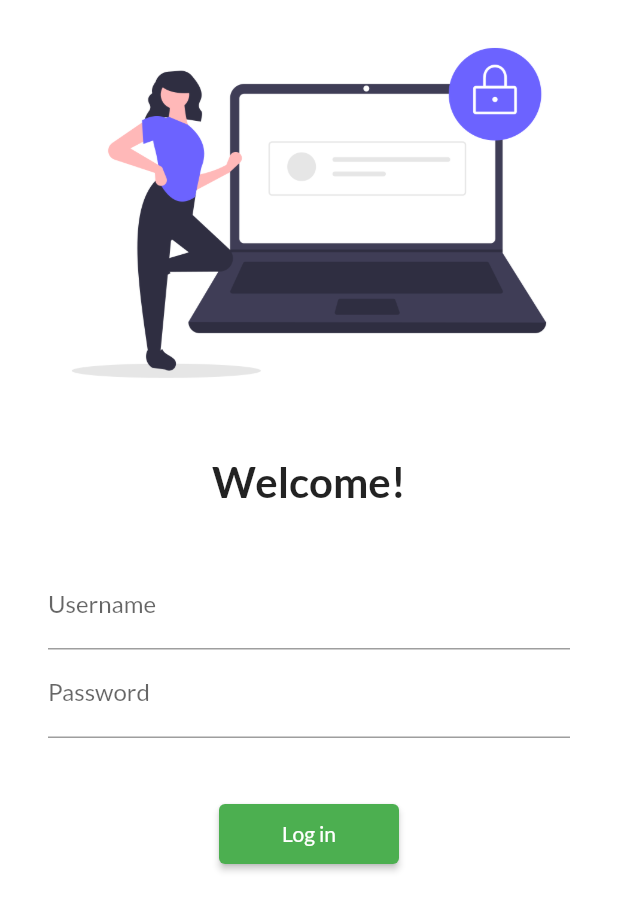
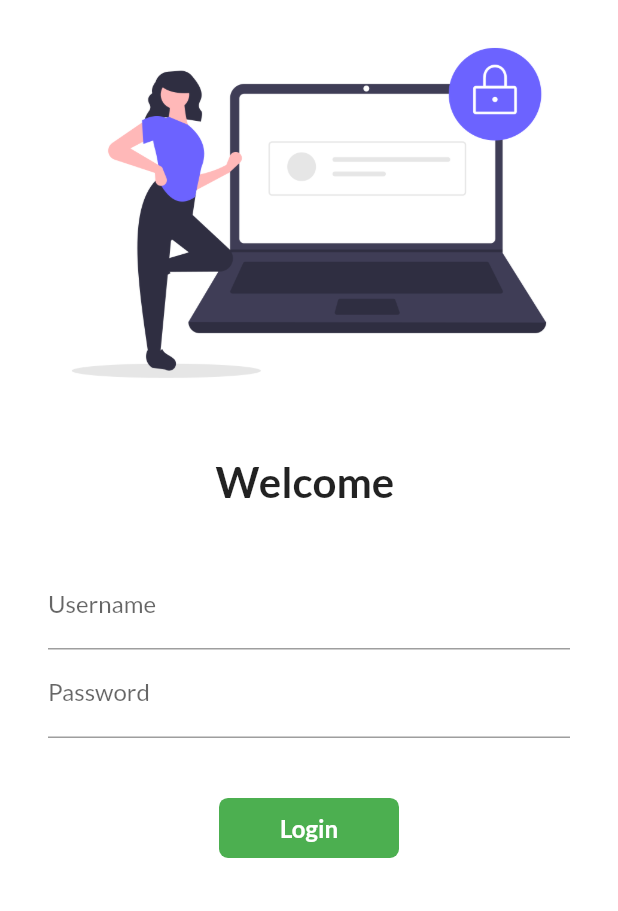
Before and after one commit to fahad-masood/catalogue-app, a Flutter app: the screen it shows after launch, on a phone screen of 412 x 824 dp. Shown: the top 911 px of the screen. Run offline on Flutter 3.47's test engine with Material 2 defaults, Android fonts, the phone set to English and light mode, and no system bars; our stand-ins replace google_fonts.

Commit message:
Day 6 completed

```diff
--- a/lib/pages/login_page.dart
+++ b/lib/pages/login_page.dart
@@ -1,7 +1,15 @@
 import 'package:flutter/material.dart';
 import 'package:flutter_catalogue/utils/routes.dart';
 
-class LoginPage extends StatelessWidget {
+class LoginPage extends StatefulWidget {
+  @override
+  _LoginPageState createState() => _LoginPageState();
+}
+
+class _LoginPageState extends State<LoginPage> {
+  String name = "";
+  bool changeButton = false;
+
   @override
   Widget build(BuildContext context) {
     return Material(
@@ -17,7 +25,7 @@ class LoginPage extends StatelessWidget {
                 height: 20.0,
               ),
               Text(
-                "Welcome!",
+                "Welcome $name",
                 style: TextStyle(
                   fontSize: 28,
                   fontWeight: FontWeight.bold,
@@ -36,6 +44,10 @@ class LoginPage extends StatelessWidget {
                         labelText: "Username",
                         hintText: "Enter Your Username",
                       ),
+                      onChanged: (value) {
+                        name = value;
+                        setState(() {});
+                      },
                     ),
                     TextFormField(
                       obscureText: true,
@@ -47,13 +59,46 @@ class LoginPage extends StatelessWidget {
                     SizedBox(
                       height: 40.0,
                     ),
-                    ElevatedButton(
-                      child: Text("Log in"),
-                      style: TextButton.styleFrom(minimumSize: Size(120, 40)),
-                      onPressed: () {
+                    InkWell(
+                      onTap: () async {
+                        setState(() {
+                          changeButton = true;
+                        });
+                        await Future.delayed(Duration(seconds: 1));
                         Navigator.pushNamed(context, MyRoutes.homeRoute);
                       },
-                    ),
+                      child: AnimatedContainer(
+                        duration: Duration(seconds: 1),
+                        width: changeButton ? 40 : 120,
+                        height: 40,
+                        alignment: Alignment.center,
+                        child: changeButton
+                            ? Icon(
+                                Icons.done,
+                                color: Colors.white,
+                              )
+                            : Text(
+                                "Login",
+                                style: TextStyle(
+                                    color: Colors.white,
+                                    fontSize: 16,
+                                    fontWeight: FontWeight.bold),
+                              ),
+                        decoration: BoxDecoration(
+                          color: Colors.green,
+                          borderRadius: changeButton
+                              ? BorderRadius.circular(40)
+                              : BorderRadius.circular(6),
+                        ),
+                      ),
+                    )
+                    // ElevatedButton(
+                    //   child: Text("Log in"),
+                    //   style: TextButton.styleFrom(minimumSize: Size(120, 40)),
+                    //   onPressed: () {
+                    //     Navigator.pushNamed(context, MyRoutes.homeRoute);
+                    //   },
+                    // ),
                   ],
                 ),
               )
```
Also changed, not shown: pubspec.lock.
